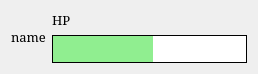
First picture: the form in ship_status.ui, repository papamitra/kcviewer_py3, before the edit.
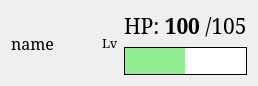
Second picture: the form after the edit.

Commit message: hp barとlvの追加

Patch:
```diff
--- a/ship_status.ui
+++ b/ship_status.ui
@@ -7,7 +7,7 @@
     <x>0</x>
     <y>0</y>
     <width>258</width>
-    <height>60</height>
+    <height>72</height>
    </rect>
   </property>
   <property name="font">
@@ -25,7 +25,7 @@
      <property name="font">
       <font>
        <family>Serif</family>
-       <pointsize>10</pointsize>
+       <pointsize>12</pointsize>
       </font>
      </property>
      <property name="text">
@@ -33,10 +33,36 @@
      </property>
     </widget>
    </item>
+   <item>
+    <spacer name="horizontalSpacer">
+     <property name="orientation">
+      <enum>Qt::Horizontal</enum>
+     </property>
+     <property name="sizeHint" stdset="0">
+      <size>
+       <width>40</width>
+       <height>20</height>
+      </size>
+     </property>
+    </spacer>
+   </item>
+   <item>
+    <widget class="QLabel" name="ship_lv">
+     <property name="text">
+      <string>Lv</string>
+     </property>
+    </widget>
+   </item>
    <item>
     <layout class="QVBoxLayout" name="hp_layout">
      <item>
       <widget class="QLabel" name="ship_hp">
+       <property name="sizePolicy">
+        <sizepolicy hsizetype="Preferred" vsizetype="Preferred">
+         <horstretch>0</horstretch>
+         <verstretch>0</verstretch>
+        </sizepolicy>
+       </property>
        <property name="font">
         <font>
          <family>Serif</family>
@@ -44,7 +70,7 @@
         </font>
        </property>
        <property name="text">
-        <string>HP</string>
+        <string>&lt;html&gt;&lt;head/&gt;&lt;body&gt;&lt;p&gt;&lt;span style=&quot; font-size:16pt;&quot;&gt;HP: &lt;/span&gt;&lt;span style=&quot; font-size:16pt; font-weight:600;&quot;&gt;100&lt;/span&gt;&lt;span style=&quot; font-size:16pt;&quot;&gt; /105&lt;/span&gt;&lt;/p&gt;&lt;/body&gt;&lt;/html&gt;</string>
        </property>
       </widget>
      </item>
@@ -58,7 +84,7 @@
 
 QProgressBar::chunk{
     background-color: lightgreen;
-    width: 20px;
+    width: 10px;
 }</string>
        </property>
        <property name="value">
```
Left out of the diff: 4 changed lines with no effect on the pictures. The commit also changes 1 other file.
